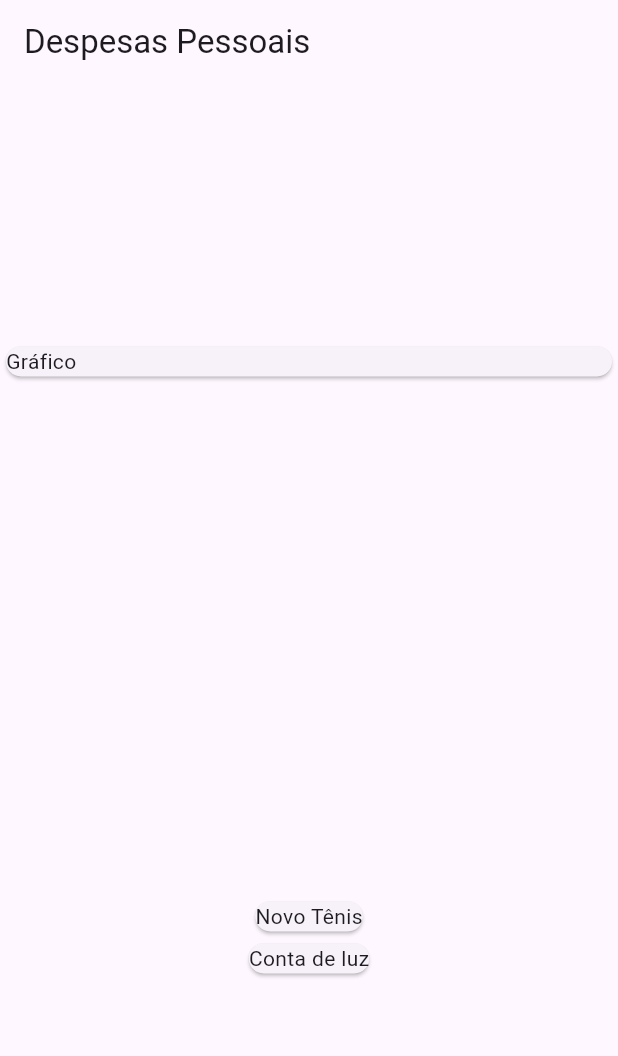
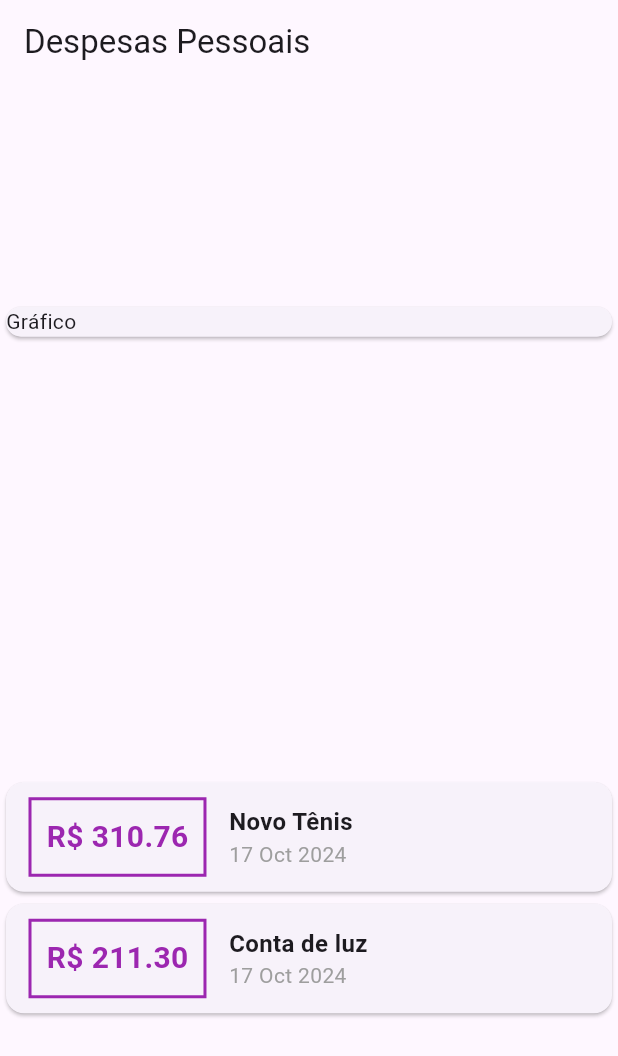
Before and after one commit to oJaciel/Expenses-App, a Flutter app: the screen it shows after launch, on a phone screen of 412 x 824 dp. Shown: the top 1056 px of the screen. Run offline on Flutter 3.47's test engine with Material 3 defaults, Android fonts, the phone set to English and light mode, and no system bars.

Commit message:
Estilização das Despesas

```diff
--- a/lib/main.dart
+++ b/lib/main.dart
@@ -1,5 +1,6 @@
 import 'package:expenses/models/transaction.dart';
 import 'package:flutter/material.dart';
+import 'package:intl/intl.dart';
 
 main() {
   runApp(ExpensesApp());
@@ -53,7 +54,41 @@ class MyHomePage extends StatelessWidget {
           Column(
             children: _transactions.map((tr) {
               return Card(
-                child: Text(tr.title),
+                child: Row(
+                  children: [
+                    Container(
+                      margin: const EdgeInsets.symmetric(
+                          horizontal: 15, vertical: 10),
+                      decoration: BoxDecoration(
+                          border: Border.all(
+                        color: Colors.purple,
+                        width: 2,
+                      )),
+                      padding: const EdgeInsets.all(10),
+                      child: Text(
+                        'R\$ ${tr.value.toStringAsFixed(2)}',
+                        style: const TextStyle(
+                            fontWeight: FontWeight.bold,
+                            fontSize: 20,
+                            color: Colors.purple),
+                      ),
+                    ),
+                    Column(
+                      crossAxisAlignment: CrossAxisAlignment.start,
+                      children: [
+                        Text(
+                          tr.title,
+                          style: const TextStyle(
+                              fontSize: 16, fontWeight: FontWeight.bold),
+                        ),
+                        Text(
+                          DateFormat('d MMM y').format(tr.date),
+                          style: const TextStyle(color: Colors.grey),
+                        )
+                      ],
+                    )
+                  ],
+                ),
               );
             }).toList(),
           )
```
